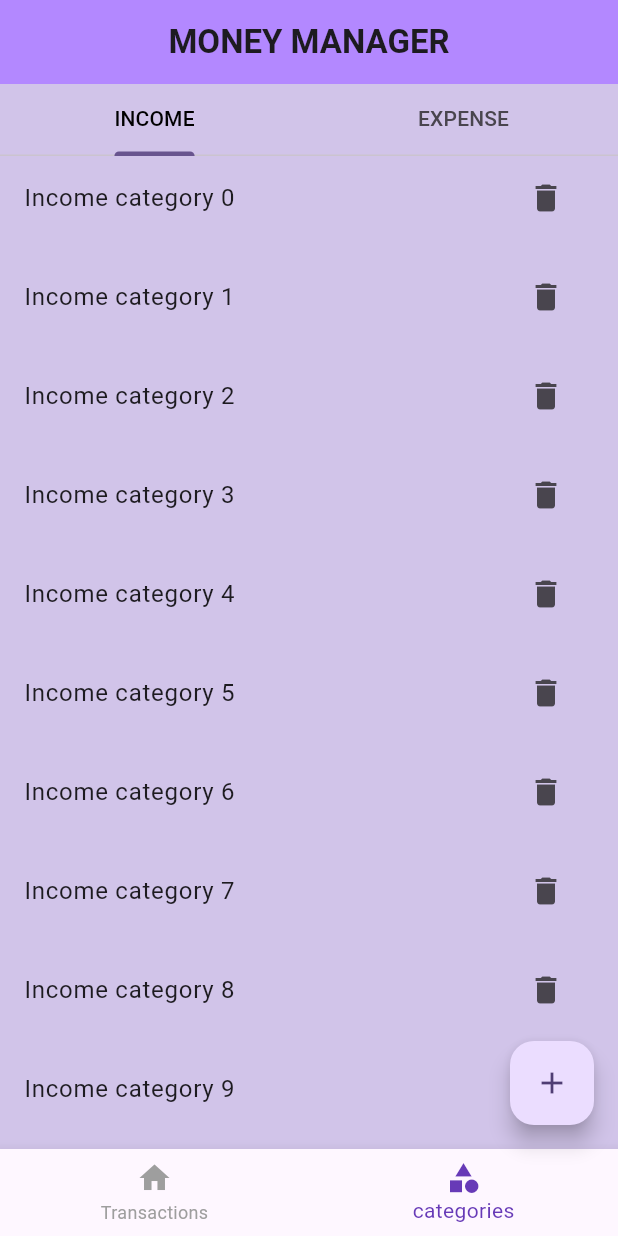
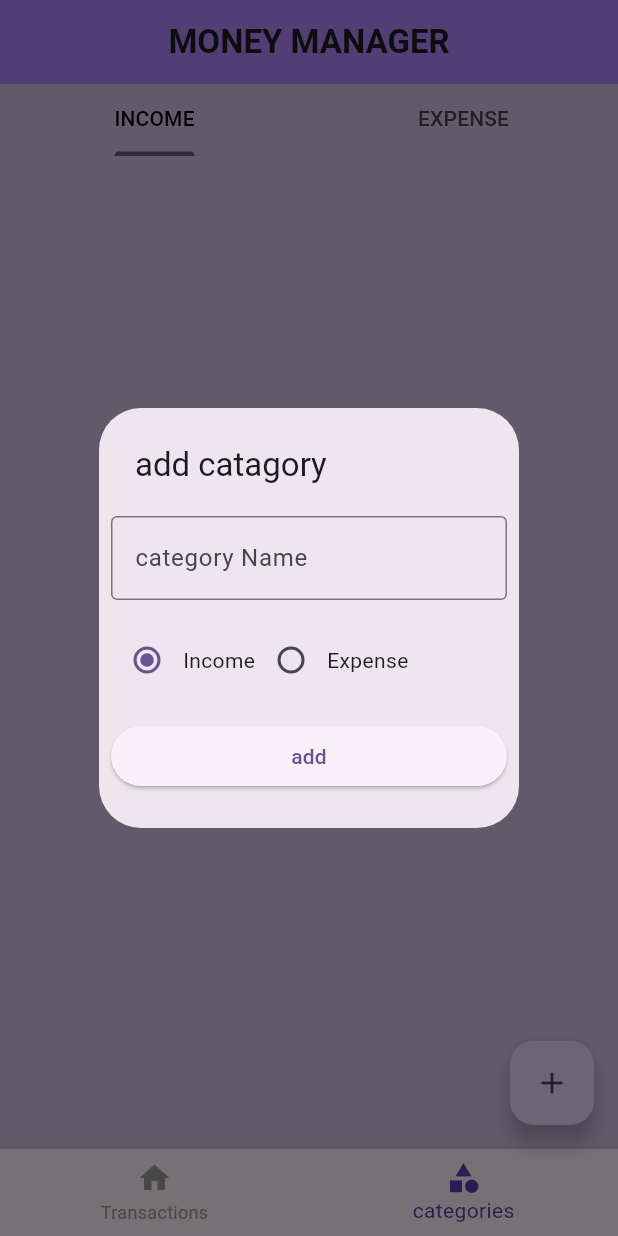
Before and after one commit to AbhinavRadhakrishnan/flutter_exercises, a Flutter app: the screen it shows after launch, item 2 of the bottom bar chosen, after a tap on the "add" icon, on a phone screen of 412 x 824 dp. Run offline on Flutter 3.47's test engine with Material 3 defaults, Android fonts, the phone set to English and light mode, and no system bars; our stand-ins replace flutter_slidable, hive_flutter, shared_preferences; accounts and stored records are empty.

Commit message:
completed money manager app

```diff
--- /dev/null
+++ b/money_manager/lib/db/category/category_db.dart
@@ -0,0 +1,67 @@
+import 'package:flutter/foundation.dart';
+import 'package:flutter/material.dart';
+import 'package:hive_flutter/hive_flutter.dart';
+import 'package:money_manager/models/category/category_model.dart';
+import 'package:money_manager/screens/category/expense_category_list';
+import 'package:money_manager/screens/category/income_category_list.dart';
+
+const CATEGORY_DB_NAME = 'category-database';
+
+abstract class CategoryDbFunctions {
+  Future<List<CategoryModel>> getCategories();
+  Future<void> insertCategory(CategoryModel value);
+  Future<void> deleteCategory(String categoryID);
+}
+
+class CategoryDB implements CategoryDbFunctions {
+  CategoryDB._internal();
+
+  static CategoryDB instance = CategoryDB._internal();
+  factory CategoryDB() {
+    return instance;
+  }
+
+  ValueNotifier<List<CategoryModel>> incomeCategoryListListener =
+      ValueNotifier([]);
+  ValueNotifier<List<CategoryModel>> expenseCategoryListListener =
+      ValueNotifier([]);
+
+  @override
+  Future<void> insertCategory(CategoryModel value) async {
+    final _categoryDB = await Hive.openBox<CategoryModel>(CATEGORY_DB_NAME);
+    await _categoryDB.put(value.id,value);
+    refershUI();
+  }
+
+  @override
+  Future<List<CategoryModel>> getCategories() async {
+    final _categoryDB = await Hive.openBox<CategoryModel>(CATEGORY_DB_NAME);
+    return _categoryDB.values.toList();
+  }
+
+  Future<void> refershUI() async {
+    incomeCategoryListListener.value.clear();
+    expenseCategoryListListener.value.clear();
+
+    final _allCategories = await getCategories();
+    await Future.forEach(
+      _allCategories,
+      (CategoryModel category) {
+        if (category.type == CategoryType.income) {
+          incomeCategoryListListener.value.add(category);
+        } else {
+          expenseCategoryListListener.value.add(category);
+        }
+      },
+    );
+    incomeCategoryListListener.notifyListeners();
+    expenseCategoryListListener.notifyListeners();
+  }
+
+  @override
+  Future<void> deleteCategory(String categoryID) async {
+    final _categoryDB = await Hive.openBox<CategoryModel>(CATEGORY_DB_NAME);
+    _categoryDB.delete(categoryID);
+    refershUI();
+  }
+}
--- /dev/null
+++ b/money_manager/lib/db/transaction/transaction_db.dart
@@ -0,0 +1,50 @@
+import 'package:flutter/material.dart';
+import 'package:hive_flutter/adapters.dart';
+import 'package:money_manager/models/transaction/transaction_model.dart';
+
+const TRANSACTION_DB_NAME = 'transaction-db';
+
+abstract class TransactionDbFunctions {
+  Future<void> addTransaction(TransactionModel obj);
+  Future<List<TransactionModel>> getAllTransactions();
+  Future<void> deleteTransaction(String id);
+}
+
+class TransactionDB implements TransactionDbFunctions {
+  TransactionDB._internal();
+  static TransactionDB instance = TransactionDB._internal();
+
+  factory TransactionDB() {
+    return instance;
+  }
+
+  ValueNotifier<List<TransactionModel>> transactionListNotifier =
+      ValueNotifier([]);
+
+  @override
+  Future<void> addTransaction(TransactionModel obj) async {
+    final _db = await Hive.openBox<TransactionModel>(TRANSACTION_DB_NAME);
+    await _db.put(obj.id, obj);
+  }
+
+  Future<void> refresh() async {
+    final _list = await getAllTransactions();
+    _list.sort((first, second) => second.date.compareTo(first.date));
+    transactionListNotifier.value.clear();
+    transactionListNotifier.value.addAll(_list);
+    transactionListNotifier.notifyListeners();
+  }
+
+  @override
+  Future<List<TransactionModel>> getAllTransactions() async {
+    final _db = await Hive.openBox<TransactionModel>(TRANSACTION_DB_NAME);
+    return _db.values.toList();
+  }
+
+  @override
+  Future<void> deleteTransaction(String id) async {
+    final _db = await Hive.openBox<TransactionModel>(TRANSACTION_DB_NAME);
+    await _db.delete(id);
+    refresh();
+  }
+}
--- a/money_manager/lib/main.dart
+++ b/money_manager/lib/main.dart
@@ -1,7 +1,24 @@
 import 'package:flutter/material.dart';
+import 'package:hive_flutter/hive_flutter.dart';
+import 'package:money_manager/models/category/category_model.dart';
+import 'package:money_manager/models/transaction/transaction_model.dart';
+import 'package:money_manager/screens/add_transaction/screen_add_transactions.dart';
 import 'package:money_manager/screens/home/screen_home.dart';
 
-void main() {
+Future<void> main() async {
+  WidgetsFlutterBinding.ensureInitialized();
+  await Hive.initFlutter();
+   if (!Hive.isAdapterRegistered(CategoryTypeAdapter().typeId)) {
+    Hive.registerAdapter(CategoryTypeAdapter());
+  }
+
+  if (!Hive.isAdapterRegistered(CategoryModelAdapter().typeId)) {
+    Hive.registerAdapter(CategoryModelAdapter());
+  }
+
+   if (!Hive.isAdapterRegistered(TransactionModelAdapter().typeId)) {
+    Hive.registerAdapter(TransactionModelAdapter());
+  }
   runApp(const MyApp());
 }
 
@@ -34,6 +51,9 @@ class MyApp extends StatelessWidget {
         useMaterial3: true,
       ),
       home: const ScreenHome(),
+      routes: {
+        ScreenAddTransaction.routeName:(ctx) => const ScreenAddTransaction()
+      },
     );
   }
 }
--- /dev/null
+++ b/money_manager/lib/models/category/category_model.dart
@@ -0,0 +1,34 @@
+import 'package:hive_flutter/adapters.dart';
+part 'category_model.g.dart';
+
+@HiveType(typeId: 2)
+enum CategoryType {
+  @HiveField(0)
+  income,
+  @HiveField(1)
+  expense,
+}
+
+@HiveType(typeId: 1)
+class CategoryModel {
+  @HiveField(0)
+  final String id;
+  @HiveField(1)
+  final String name;
+  @HiveField(2)
+  final bool isDeleted;
+  @HiveField(3)
+  final CategoryType type;
+
+  CategoryModel({
+    required this.id,
+    required this.name,
+    required this.type,
+    this.isDeleted = false,
+  });
+
+  @override
+  String toString() {
+    return '{$name $type}';
+  }
+}
--- /dev/null
+++ b/money_manager/lib/screens/category/category_add_popup.dart
@@ -0,0 +1,85 @@
+import 'package:flutter/material.dart';
+import 'package:money_manager/db/category/category_db.dart';
+import 'package:money_manager/models/category/category_model.dart';
+
+ValueNotifier<CategoryType> selectedCategoryNotifier =
+    ValueNotifier(CategoryType.income);
+
+Future<void> showCategoryAddPopup(BuildContext context) async {
+  final _nameEditingController = TextEditingController();
+  showDialog(
+      context: context,
+      builder: (ctx) {
+        return SimpleDialog(
+          title: Text("add catagory"),
+          children: [
+            Padding(
+              padding: const EdgeInsets.all(8.0),
+              child: TextFormField(
+                controller: _nameEditingController,
+                decoration: InputDecoration(
+                  hintText: "category Name",
+                  border: OutlineInputBorder(),
+                ),
+              ),
+            ),
+            Padding(
+                padding: const EdgeInsets.all(8.0),
+                child: Row(
+                  children: const [
+                    RadioButton(title: "Income", type: CategoryType.income),
+                    RadioButton(title: "Expense", type: CategoryType.expense),
+                  ],
+                )),
+            Padding(
+              padding: const EdgeInsets.all(8.0),
+              child: ElevatedButton(
+                  onPressed: () {
+                    final _name = _nameEditingController.text;
+                    if (_name.isEmpty) {
+                      return;
+                    }
+                    final _type = selectedCategoryNotifier.value;
+                    final _category = CategoryModel(
+                        id: DateTime.now().microsecondsSinceEpoch.toString(),
+                        name: _name,
+                        type: _type);
+
+                    CategoryDB().insertCategory(_category);
+                    Navigator.of(ctx).pop();
+                  },
+                  child: Text('add')),
+            )
+          ],
+        );
+      });
+}
+
+class RadioButton extends StatelessWidget {
+  final String title;
+  final CategoryType type;
+  const RadioButton({required this.title, required this.type, super.key});
+
+  @override
+  Widget build(BuildContext context) {
+    return Row(
+      children: [
+        ValueListenableBuilder(
+            valueListenable: selectedCategoryNotifier,
+            builder: (BuildContext ctx, CategoryType newCategory, Widget? _) {
+              return Radio<CategoryType>(
+                  value: type,
+                  groupValue: newCategory,
+                  onChanged: (value) {
+                    if (value == null) {
+                      return;
+                    }
+                    selectedCategoryNotifier.value = value;
+                    selectedCategoryNotifier.notifyListeners();
+                  });
+            }),
+        Text(title),
+      ],
+    );
+  }
+}
--- a/money_manager/lib/screens/category/income_category_list.dart
+++ b/money_manager/lib/screens/category/income_category_list.dart
@@ -1,23 +1,33 @@
 import 'package:flutter/material.dart';
+import 'package:money_manager/db/category/category_db.dart';
+import 'package:money_manager/models/category/category_model.dart';
 
 class IncomeCategoryList extends StatelessWidget {
   const IncomeCategoryList({super.key});
 
   @override
   Widget build(BuildContext context) {
+    return ValueListenableBuilder(
+        valueListenable: CategoryDB().incomeCategoryListListener,
+        builder: (BuildContext ctx, List<CategoryModel> newList, Widget? _) {
           return ListView.separated(
             itemBuilder: (ctx, index) {
+              final category = newList[index];
               return ListTile(
-          title: Text('Income category $index'),
-          trailing: IconButton(onPressed: (){}, icon: Icon(Icons.delete))
-        );
+                  title: Text(category.name),
+                  trailing: IconButton(
+                      onPressed: () {
+                        CategoryDB.instance.deleteCategory(category.id);
+                      },
+                      icon: Icon(Icons.delete)));
             },
             separatorBuilder: (ctx, index) {
               return const SizedBox(
                 height: 10,
               );
             },
-      itemCount: 20,
+            itemCount: newList.length,
           );
+        });
   }
 }
--- a/money_manager/lib/screens/category/screen_category.dart
+++ b/money_manager/lib/screens/category/screen_category.dart
@@ -1,4 +1,5 @@
 import 'package:flutter/material.dart';
+import 'package:money_manager/db/category/category_db.dart';
 import 'package:money_manager/screens/category/expense_category_list';
 import 'package:money_manager/screens/category/income_category_list.dart';
 
@@ -17,6 +18,8 @@ class _ScreenCategoryState extends State<ScreenCategory>
   void initState() {
     // TODO: implement initState
     _tabController = TabController(length: 2, vsync: this);
+    CategoryDB().refershUI();
+
     super.initState();
   }
 
@@ -24,9 +27,10 @@ class _ScreenCategoryState extends State<ScreenCategory>
   Widget build(BuildContext context) {
     return Column(
       children: [
-        TabBar(controller: _tabController,
-        labelColor:Colors.black,
-        tabs:const [
+        TabBar(
+            controller: _tabController,
+            labelColor: Colors.black,
+            tabs: const [
               Tab(
                 text: "INCOME",
               ),
@@ -37,11 +41,7 @@ class _ScreenCategoryState extends State<ScreenCategory>
         Expanded(
           child: TabBarView(
               controller: _tabController,
-            children:const [
-              IncomeCategoryList(),
-              ExpenseCategoryList()
-
-            ]),
+              children: const [IncomeCategoryList(), ExpenseCategoryList()]),
         )
       ],
     );
--- a/money_manager/lib/screens/home/screen_home.dart
+++ b/money_manager/lib/screens/home/screen_home.dart
@@ -1,4 +1,8 @@
 import 'package:flutter/material.dart';
+import 'package:money_manager/db/category/category_db.dart';
+import 'package:money_manager/models/category/category_model.dart';
+import 'package:money_manager/screens/add_transaction/screen_add_transactions.dart';
+import 'package:money_manager/screens/category/category_add_popup.dart';
 import 'package:money_manager/screens/category/screen_category.dart';
 import 'package:money_manager/screens/home/widgets/bottom_navigation.dart';
 import 'package:money_manager/screens/transactions/screen_transaction.dart';
@@ -14,7 +18,8 @@ class ScreenHome extends StatelessWidget {
     return Scaffold(
       backgroundColor: Colors.deepPurple[100],
       appBar: AppBar(
-        title: Text("MONEY MANAGER",style: TextStyle(fontWeight: FontWeight.bold)),
+        title: Text("MONEY MANAGER",
+            style: TextStyle(fontWeight: FontWeight.bold)),
         centerTitle: true,
         backgroundColor: Colors.deepPurpleAccent[100],
       ),
@@ -30,8 +35,15 @@ class ScreenHome extends StatelessWidget {
         onPressed: () {
           if (selectedIndexNotifier.value == 0) {
             print("add Transactions");
+            Navigator.of(context).pushNamed(ScreenAddTransaction.routeName);
           } else {
             print("add catogery");
+            showCategoryAddPopup(context);
+            // final _sample = CategoryModel(
+            //     id: DateTime.now().millisecondsSinceEpoch.toString(),
+            //     name: 'travel',
+            //     type: CategoryType.expense);
+            // CategoryDB().insertCatogory(_sample);
           }
         },
         child: Icon(Icons.add),
--- a/money_manager/lib/screens/transactions/screen_transaction.dart
+++ b/money_manager/lib/screens/transactions/screen_transaction.dart
@@ -1,22 +1,52 @@
 import 'package:flutter/material.dart';
+import 'package:flutter_slidable/flutter_slidable.dart';
+import 'package:intl/intl.dart';
+import 'package:money_manager/db/category/category_db.dart';
+import 'package:money_manager/db/transaction/transaction_db.dart';
+import 'package:money_manager/models/category/category_model.dart';
+import 'package:money_manager/models/transaction/transaction_model.dart';
 
 class ScreenTransaction extends StatelessWidget {
   const ScreenTransaction({super.key});
 
   @override
   Widget build(BuildContext context) {
+    TransactionDB.instance.refresh();
+    CategoryDB.instance.refershUI();
+    return ValueListenableBuilder(
+        valueListenable: TransactionDB.instance.transactionListNotifier,
+        builder: (BuildContext ctx, List<TransactionModel> newList, Widget? _) {
           return ListView.separated(
+              //values
               itemBuilder: (ctx, index) {
-          return Card(
+                final _value = newList[index];
+                return Slidable(
+                  key: Key(_value.id!),
+                  startActionPane:
+                      ActionPane(motion: ScrollMotion(), children: [
+                    SlidableAction(
+                      onPressed: (ctx) {
+                        TransactionDB.instance.deleteTransaction(_value.id!);
+                      },
+                      icon: Icons.delete,
+                      label: 'Delete',
+                    ),
+                  ]),
+                  child: Card(
                     elevation: 0,
                     child: ListTile(
                       leading: CircleAvatar(
                         radius: 50,
-              child: Text("20 feb"),
-
+                        child: Text(
+                          parseDate(_value.date),
                         ),
-              title: Text("RS 1000"),
-              subtitle: Text("travel"),
+                        backgroundColor: _value.type == CategoryType.income
+                            ? Colors.green
+                            : Colors.red,
+                      ),
+                      title: Text("RS ${_value.amount}"),
+                      subtitle: Text(_value.category.name),
+                    ),
                   ),
                 );
               },
@@ -25,6 +55,14 @@ class ScreenTransaction extends StatelessWidget {
                   height: 10,
                 );
               },
-        itemCount: 20);
+              itemCount: newList.length);
+        });
+  }
+
+  String parseDate(DateTime date) {
+    final _date = DateFormat.MMMd().format(date);
+    final _splitedDate = _date.split(' ');
+    return '${_splitedDate.last}\n${_splitedDate.first}';
+    //return '${date.day}\n${date.month}';
   }
 }
--- a/money_manager/pubspec.yaml
+++ b/money_manager/pubspec.yaml
@@ -32,8 +32,10 @@ dependencies:
   cupertino_icons: ^1.0.8
   flutter:
     sdk: flutter
+  flutter_slidable: ^4.0.0
   hive_flutter: ^1.1.0
   hive_generator: ^2.0.1
+  intl: ^0.20.2
 
 dev_dependencies:
   flutter_lints: ^5.0.0
```
Also changed, not shown: money_manager/lib/models/transaction/transaction_model.dart (added, +29 -0 lines), money_manager/lib/screens/add_transaction/screen_add_transactions.dart (added, +187 -0 lines), money_manager/lib/models/category/category_model.g.dart (added), money_manager/lib/models/transaction/transaction_model.g.dart (added), money_manager/pubspec.lock, 1 other file. Lines whose indentation alone changed are shown as unchanged.
